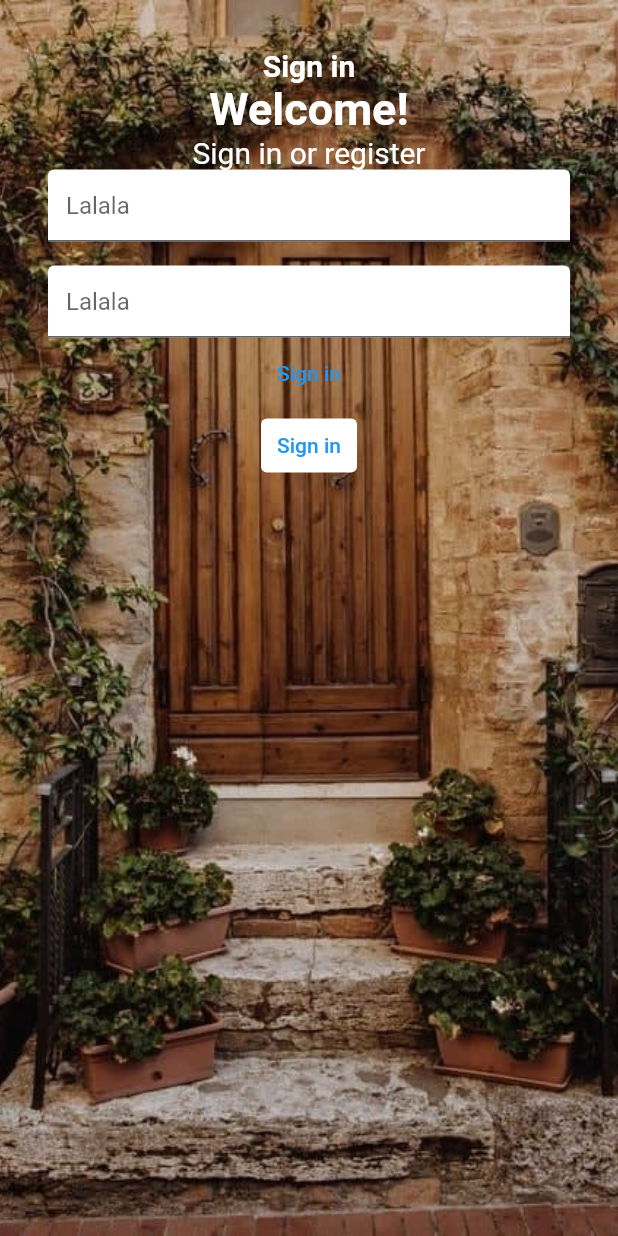
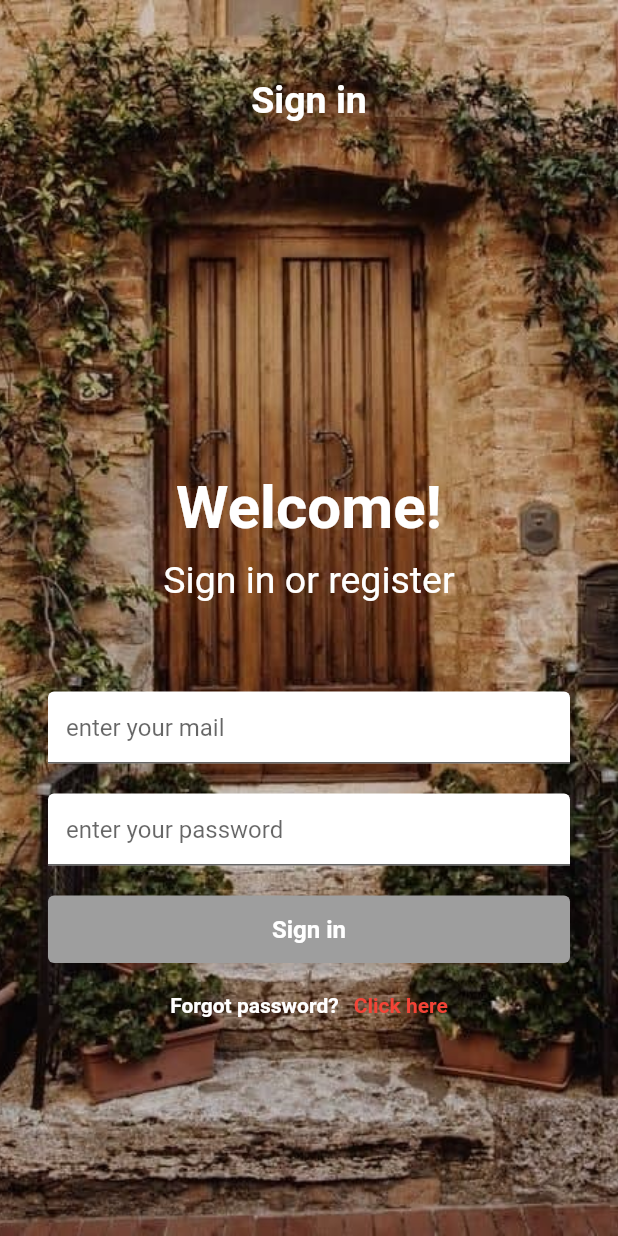
Before and after one commit to jstAga/startFlutter, a Flutter app: the screen it shows after launch, after a tap on "hw6", on a phone screen of 412 x 824 dp. Run offline on Flutter 3.47's test engine with Material 2 defaults, Android fonts, the phone set to English and light mode, and no system bars.

Commit message:
improve ui hw6m2

```diff
--- a/lib/ui/geekTech/2month/hw6m2.dart
+++ b/lib/ui/geekTech/2month/hw6m2.dart
@@ -11,54 +11,202 @@ class _Hw6m2 extends State<StatefulWidget> {
   @override
   Widget build(BuildContext context) {
     return Container(
+        width: double.infinity,
         padding: const EdgeInsets.all(32),
         decoration: const BoxDecoration(
             image: DecorationImage(
-                image: AssetImage("images/bg_hw6_m2.jpeg"), fit: BoxFit.cover)),
-        child: Scaffold(
+                image: AssetImage("images/bg_hw6_m2.jpeg"),
+                fit: BoxFit.fitHeight)),
+        child: const Scaffold(
           backgroundColor: Colors.transparent,
-            body: SafeArea(
-              child: Column(children: [
-                const Text(
-                  style: TextStyle(
-                      fontWeight: FontWeight.bold,
-                      color: Colors.white,
-                      fontSize: 20),
+          body: Column(
+            mainAxisAlignment: MainAxisAlignment.spaceBetween,
+            children: [
+              SizedBox(
+                height: 20,
+              ),
+              _TextTitle(),
+              _MainContainer()
+            ],
+          ),
+        ));
+  }
+}
+
+class _MainContainer extends StatelessWidget {
+  const _MainContainer();
+
+  @override
+  Widget build(BuildContext context) {
+    return Expanded(
+      child: Column(
+        mainAxisAlignment: MainAxisAlignment.center,
+        children: [
+          const SizedBox(
+            height: 120,
+          ),
+          const _TextWelcome(),
+          const SizedBox(
+            height: 10,
+          ),
+          const _TextSignInOrRegister(),
+          const SizedBox(
+            height: 60,
+          ),
+          const _IpEmail(),
+          const SizedBox(height: 20),
+          const _IpPassword(),
+          const SizedBox(
+            height: 20,
+          ),
+          _BtnSignIn(),
+          const SizedBox(
+            height: 20,
+          ),
+          const Row(
+            mainAxisAlignment: MainAxisAlignment.center,
+            children: [
+              Text(
+                "Forgot password?",
+                style:
+                TextStyle(color: Colors.white, fontWeight: FontWeight.bold),
+              ),
+              SizedBox(
+                width: 10,
+              ),
+              Text(
+                "Click here",
+                style:
+                TextStyle(color: Colors.red, fontWeight: FontWeight.bold),
+              )
+            ],
+          )
+        ],
+      ),
+    );
+  }
+}
+
+class _TextWelcome extends StatelessWidget {
+  const _TextWelcome();
+
+  @override
+  Widget build(BuildContext context) {
+    return const _Welcome();
+  }
+}
+
+class _TextSignInOrRegister extends StatelessWidget {
+  const _TextSignInOrRegister();
+
+  @override
+  Widget build(BuildContext context) {
+    return const _SignInOrReg();
+  }
+}
+
+class _IpEmail extends StatelessWidget {
+  const _IpEmail();
+
+  @override
+  Widget build(BuildContext context) {
+    return const _EmailInput();
+  }
+}
+
+class _BtnSignIn extends StatefulWidget {
+  @override
+  State<StatefulWidget> createState() {
+    return _BtnSignInState();
+  }
+}
+
+class _BtnSignInState extends State<_BtnSignIn> {
+  bool _isPressed = true;
+
+  @override
+  Widget build(BuildContext context) {
+    return SizedBox(
+      height: 45,
+      width: double.infinity,
+      child: TextButton(
+        onPressed: () => setState(() => _isPressed = !_isPressed),
+        style: ElevatedButton.styleFrom(
+          backgroundColor: _isPressed ?  Colors.grey : Colors.brown,
+          foregroundColor: Colors.white,
+        ),
+        child: const Text(
           "Sign in",
+          style: TextStyle(fontWeight: FontWeight.bold, fontSize: 16),
         ),
-                const Text(
-                  style: TextStyle(
-                      fontWeight: FontWeight.bold,
-                      color: Colors.white,
-                      fontSize: 30),
-                  "Welcome!",
       ),
-                const Text(
-                  style: TextStyle(color: Colors.white, fontSize: 20),
-                  "Sign in or register",
-                ),
-                const TextField(
+    );
+  }
+}
+
+class _IpPassword extends StatelessWidget {
+  const _IpPassword();
+
+  @override
+  Widget build(BuildContext context) {
+    return const TextField(
       decoration: InputDecoration(
           filled: true,
           fillColor: Colors.white,
-                      hintText: ("Lalala")),
-                ),
-                const SizedBox(height: 16),
-                const TextField(
-                  decoration: InputDecoration(
-                      filled: true,
-                      fillColor: Colors.white,
-                      hintText: ("Lalala")),
-                ),
-                TextButton(onPressed: () {}, child: const Text("Sign in")),
-                Align(
-                    alignment: Alignment.bottomCenter,
-                    child: TextButton(
-                        style:
-                            TextButton.styleFrom(backgroundColor: Colors.white),
-                        onPressed: () {},
-                        child: const Text("Sign in"))),
-              ]),
-            )));
+          hintText: ("enter your password")),
+    );
   }
 }
+
+class _EmailInput extends StatelessWidget {
+  const _EmailInput();
+
+  @override
+  Widget build(BuildContext context) {
+    return const TextField(
+      decoration: InputDecoration(
+          filled: true, fillColor: Colors.white, hintText: ("enter your mail")),
+    );
+  }
+}
+
+class _SignInOrReg extends StatelessWidget {
+  const _SignInOrReg();
+
+  @override
+  Widget build(BuildContext context) {
+    return const Text(
+      style: TextStyle(
+        color: Colors.white,
+        fontSize: 25,
+      ),
+      "Sign in or register",
+    );
+  }
+}
+
+class _Welcome extends StatelessWidget {
+  const _Welcome();
+
+  @override
+  Widget build(BuildContext context) {
+    return const Text(
+      style: TextStyle(
+          fontWeight: FontWeight.bold, color: Colors.white, fontSize: 40),
+      "Welcome!",
+    );
+  }
+}
+
+class _TextTitle extends StatelessWidget {
+  const _TextTitle();
+
+  @override
+  Widget build(BuildContext context) {
+    return const Text(
+      style: TextStyle(
+          fontWeight: FontWeight.bold, color: Colors.white, fontSize: 25),
+      "Sign in",
+    );
+  }
+}
```
Also changed, not shown: 1 other file. Lines whose indentation alone changed are shown as unchanged.
